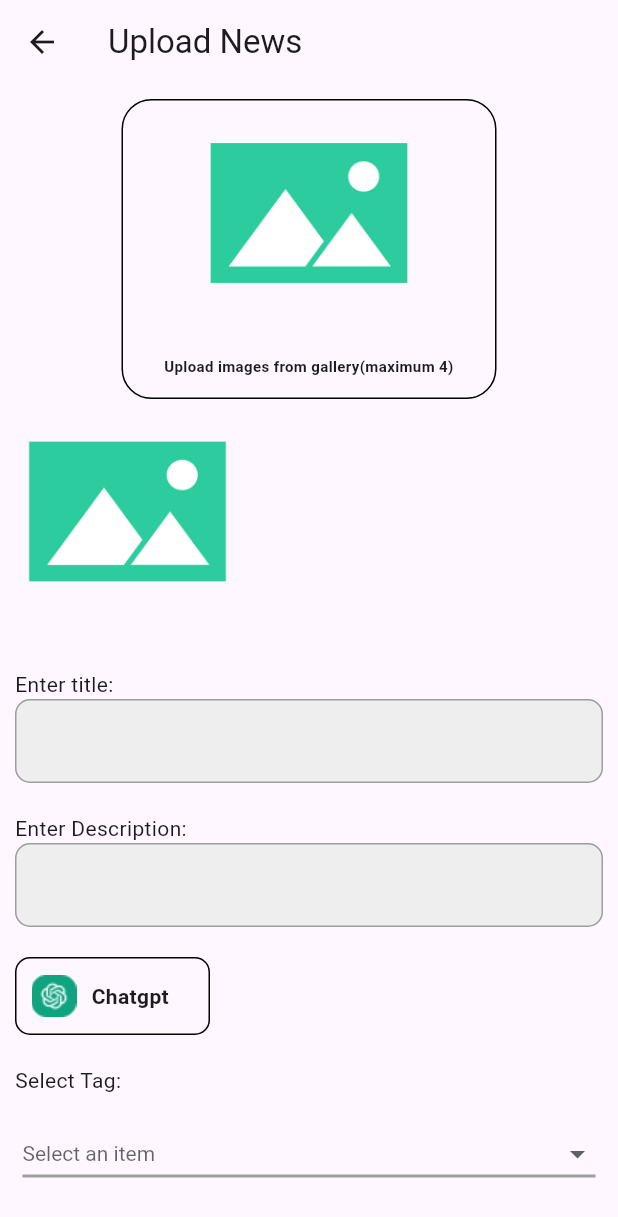
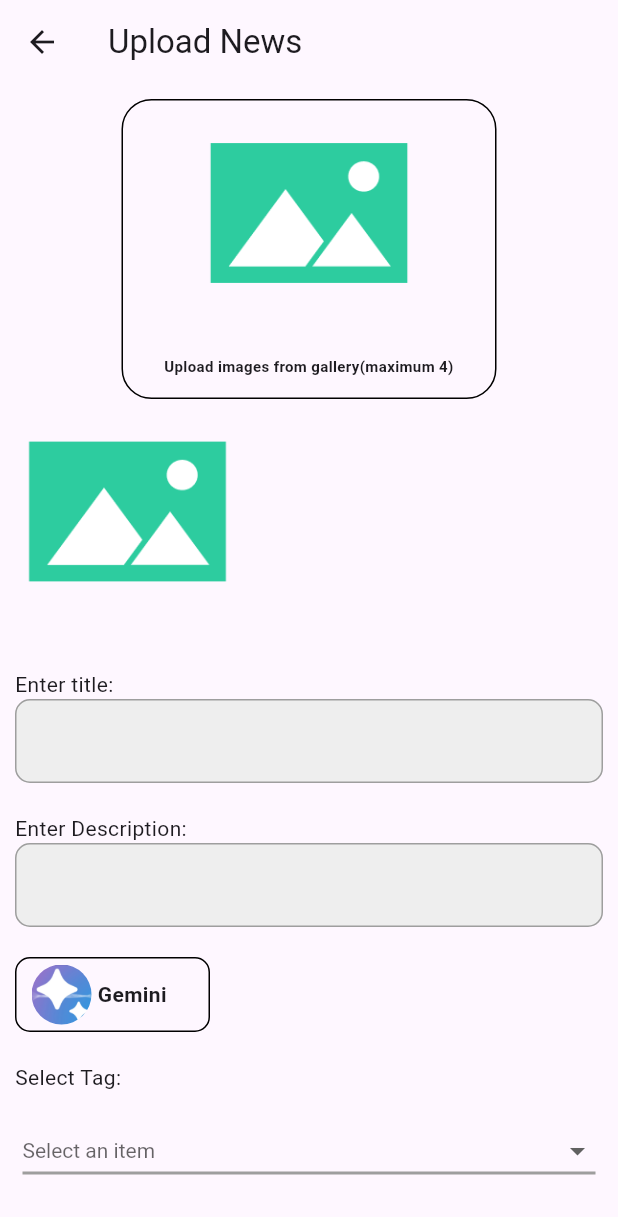
Before and after one commit to Zimal2/ai_news_caster, a Flutter app: the UploadNews screen opened directly with empty values, on a phone screen of 412 x 824 dp. Shown: the top 1217 px of the screen. Run offline on Flutter 3.47's test engine with Material 3 defaults, Android fonts, the phone set to English and light mode, and no system bars; our stand-ins replace carousel_slider, cloud_firestore, firebase_auth, firebase_core, firebase_storage, flutter_tts and 4 more; accounts and stored records are empty.

Commit message:
gemini integ

```diff
--- a/lib/ui/admin side/chatgpt.dart
+++ /dev/null
@@ -1,10 +0,0 @@
-import 'package:flutter/material.dart';
-
-class Chatgpt extends StatelessWidget {
-  const Chatgpt({super.key});
-
-  @override
-  Widget build(BuildContext context) {
-    return Container();
-  }
-}
--- a/lib/ui/admin side/uploadnews.dart
+++ b/lib/ui/admin side/uploadnews.dart
@@ -1,4 +1,5 @@
 import 'package:ai_news_caster/provider/Methods.dart';
+import 'package:ai_news_caster/ui/admin%20side/gemini.dart';
 import 'package:ai_news_caster/widgets/button.dart';
 import 'package:ai_news_caster/widgets/containers.dart';
 import 'package:ai_news_caster/widgets/text.dart';
@@ -7,8 +8,6 @@ import 'package:flutter/material.dart';
 import 'package:flutter/widgets.dart';
 import 'package:provider/provider.dart';
 import 'dart:io';
-
-
 
 class UploadNews extends StatefulWidget {
   int uploadedImagesCount = 0;
@@ -80,13 +79,11 @@ class _UploadNewsState extends State<UploadNews> {
                 ),
                 // Define a variable to track the number of images uploaded
 
-
-
 // Inside your widget build method or function
                 Row(
                   children: [
                     // Display previously selected images
-    for (int i = 0; i <widget.selectedImages.length; i++)
+                    for (int i = 0; i < widget.selectedImages.length; i++)
                       Image.file(
                         widget.selectedImages[i]!,
                         height: MediaQuery.of(context).size.height * 0.12,
@@ -102,9 +99,10 @@ Row(
 
                           methodsProvider.pickImage(context).then((image) {
                             // Update the selected images list with the newly picked image
-            if (methodsProvider.image  != null) {
+                            if (methodsProvider.image != null) {
                               setState(() {
-                widget.selectedImages.add(methodsProvider.image );
+                                widget.selectedImages
+                                    .add(methodsProvider.image);
                               });
                             }
                           });
@@ -117,7 +115,6 @@ Row(
                       ),
                   ],
                 ),
-
 
                 SizedBox(
                   height: 10,
@@ -174,25 +171,44 @@ Row(
                 SizedBox(
                   height: 20,
                 ),
-                //chatgpt option
+                //gemini option
                 GestureDetector(
-                  onTap: () => methodsProvider
-                      .speak(methodsProvider.decriptionController.text),
+                  onTap: () => Navigator.push(
+                      context,
+                      MaterialPageRoute(
+                        builder: (context) => Gemini(),
+                      ))
+                  //  methodsProvider
+                  //     .speak(methodsProvider.decriptionController.text),
+                  ,
                   child: Container(
+                    height: 50,
                     width: 130,
                     decoration: BoxDecoration(
                         borderRadius: BorderRadius.circular(10.0),
                         border: Border.all(color: Colors.black)),
+                    child: Padding(
+                      padding: const EdgeInsets.only(left: 10),
                       child: Row(
                         children: [
                           Container(
-                          width: 50,
-                          height: 50,
+                            width: 40,
+                            height: 40,
+                            child: ClipRRect(
+                              borderRadius: BorderRadius.circular(35),
                               child: Image.asset(
-                              "lib/assests/images/chatpgt icon 1.png"),
+                                "lib/assests/images/gemini_logo.png",
+                                fit: BoxFit.cover,
                               ),
-                        sampleText(text: "Chatgpt", fontWeight: FontWeight.bold)
+                            ),
+                          ),
+                          SizedBox(
+                            width: MediaQuery.of(context).size.width * 0.01,
+                          ),
+                          sampleText(
+                              text: "Gemini", fontWeight: FontWeight.bold)
                         ],
+                      ),
                     ),
                   ),
                 ),
--- a/pubspec.yaml
+++ b/pubspec.yaml
@@ -51,6 +51,8 @@ dependencies:
   flutter_tts: ^3.8.5
   file_picker: ^6.1.1
   image_picker: ^1.0.7
+  google_generative_ai: ^0.2.2
+  intl: ^0.19.0
 
 
 dev_dependencies:
```
Also changed, not shown: lib/ui/admin side/gemini.dart (added, +168 -0 lines), lib/assests/images/gemini_logo.png (added), pubspec.lock. Lines whose indentation alone changed are shown as unchanged.
